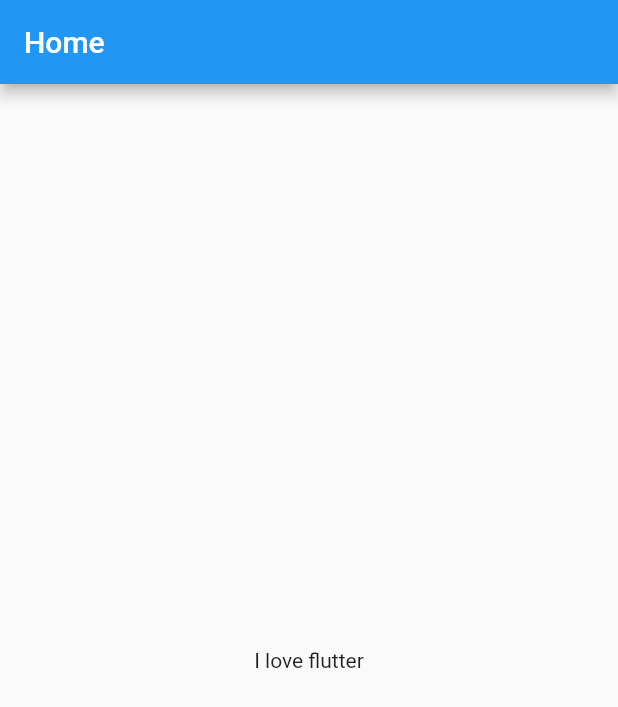
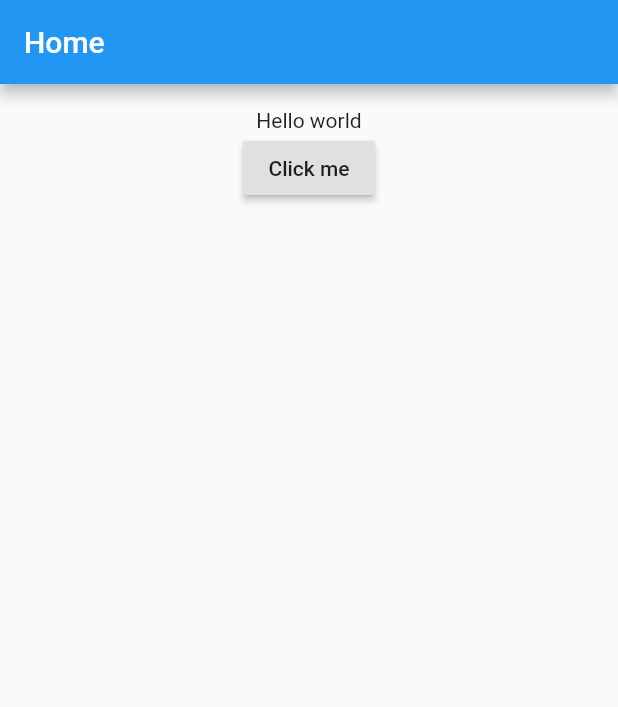
Before and after one commit to imva508/Flutter-app, a Flutter app: the screen it shows after launch, on a phone screen of 412 x 824 dp. Shown: the top 707 px of the screen. Run offline on Flutter 3.47's test engine with Material 2 defaults, Android fonts, the phone set to English and light mode, and no system bars.

Commit message:
Added a Stateful widget

```diff
--- a/lib/main.dart
+++ b/lib/main.dart
@@ -2,20 +2,50 @@ import 'package:flutter/material.dart';
 
 void main() => runApp(MyApp());
 
+class MyApp extends StatelessWidget {
+  @override
+  Widget build(BuildContext context) {
+    return MaterialApp(
+        debugShowCheckedModeBanner: false, title: "My App", home: HomePage());
+  }
+}
 
-class MyApp extends StatelessWidget {
+class HomePage extends StatefulWidget {
+  @override
+  _HomePageState createState() => _HomePageState();
+}
+
+class _HomePageState extends State<HomePage> {
+
+  String text = "Hello world";
+
+  void _onChanged(){
+    setState(() {
+      if(text.startsWith("H"))
+        text= "Welcome to flutter";
+      else
+        text = "Hello world";
+    });
+  }
+
+  Widget _bodyWidget() {
+    return Container(
+      padding: EdgeInsets.all(16),
+      child: Center(
+        child: Column(children: <Widget>[
+          Text(text),
+          RaisedButton(child: Text("Click me"),
+          onPressed: _onChanged,)
+        ],),
+      ),
+    );
+  }
 
   @override
   Widget build(BuildContext context) {
-    return MaterialApp(
-      debugShowCheckedModeBanner: false,
-      title: "My App",
-      home: Scaffold(
-        appBar: AppBar(title:Text("Home")),
-        body: Center(
-          child: Text("I love flutter"),
-        ),
-      ),
+    return Scaffold(
+      appBar: AppBar(title: Text("Home")),
+      body: _bodyWidget(),
     );
   }
 }
```
